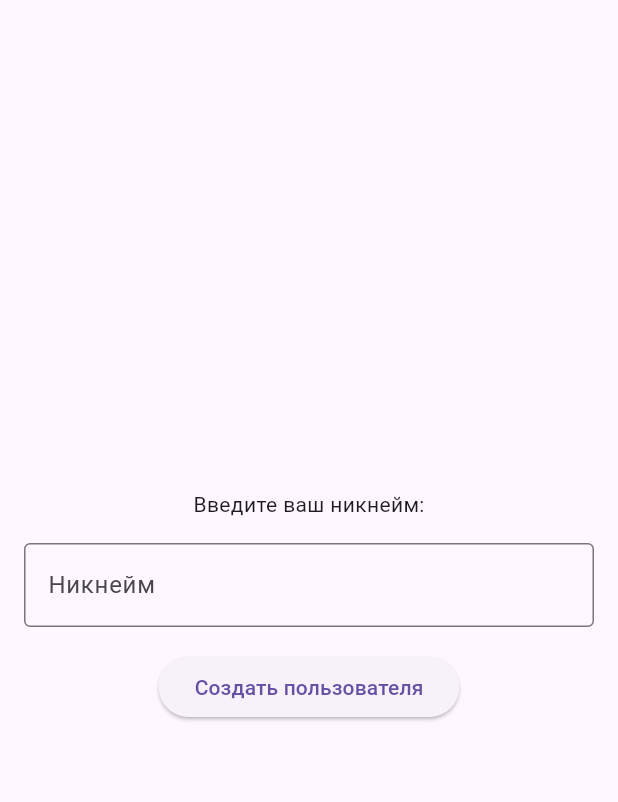
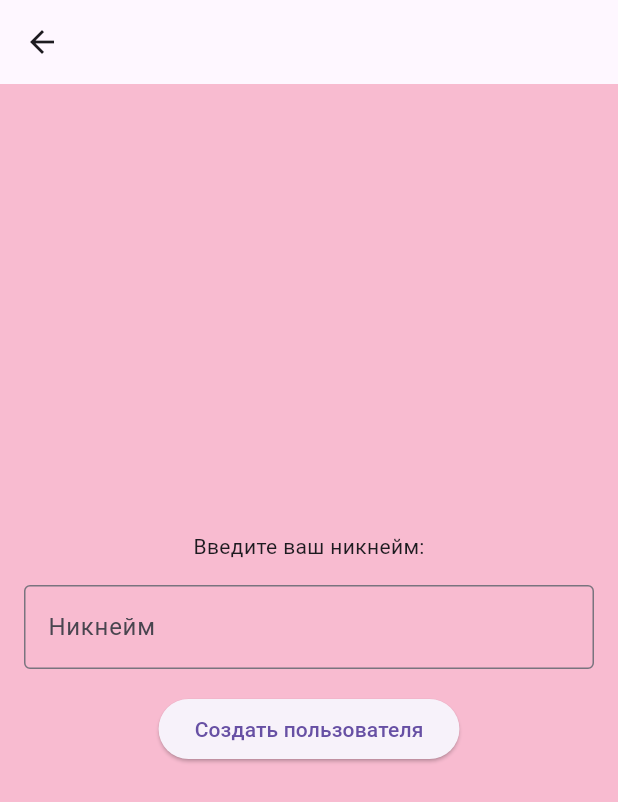
Before and after one commit to NikitaFilippovAleks/tetris_flutter, a Flutter app: the screen it shows after launch, after a tap on "Начать игру", on a phone screen of 412 x 824 dp. Shown: the top 802 px of the screen. Run offline on Flutter 3.47's test engine with Material 3 defaults, Android fonts, the phone set to English and light mode, and no system bars; our stand-ins replace drift, drift_flutter, shared_preferences; accounts and stored records are empty; generated files the repository leaves out were written again.

Commit message:
Animation

```diff
--- a/lib/features/main_menu/main_menu_screen.dart
+++ b/lib/features/main_menu/main_menu_screen.dart
@@ -1,5 +1,6 @@
 import 'package:flutter/material.dart';
 import 'package:tetris_flutter/app/game_router.dart';
+import 'package:tetris_flutter/features/user/presentation/user_screen.dart';
 import 'package:tetris_flutter/l10n/gen/app_localizations.dart';
 import 'package:tetris_flutter/main.dart';
 
@@ -18,7 +19,28 @@ class MainMenuScreen extends StatelessWidget {
           children: [
             FilledButton(
               onPressed: () {
-                Navigator.pushNamed(context, GameRouter.userRoute);
+                Navigator.push(
+                  context,
+                  PageRouteBuilder(
+                    pageBuilder: (_, __, ___) => const UserScreen(),
+                    transitionDuration: const Duration(milliseconds: 1000),
+                    transitionsBuilder: (_, animation, __, child) {
+                      // Пример сдвига снизу вверх
+                      final offsetAnimation = Tween<double>(
+                        begin: 0,
+                        end: 1,
+                      ).animate(CurvedAnimation(
+                        parent: animation,
+                        curve: Curves.bounceInOut,
+                      ));
+
+                      return ScaleTransition(
+                        scale: offsetAnimation,
+                        child: child,
+                      );
+                    },
+                  ),
+                );
               },
               child: Text(l10n.startGame),
             ),
--- a/lib/features/user/presentation/user_screen.dart
+++ b/lib/features/user/presentation/user_screen.dart
@@ -29,6 +29,8 @@ class _UserScreenState extends State<UserScreen> {
   @override
   Widget build(BuildContext context) {
     return Scaffold(
+      backgroundColor: Colors.pink[100],
+      appBar: AppBar(),
       body: Padding(
         padding: const EdgeInsets.all(16),
         child: Center(
```
